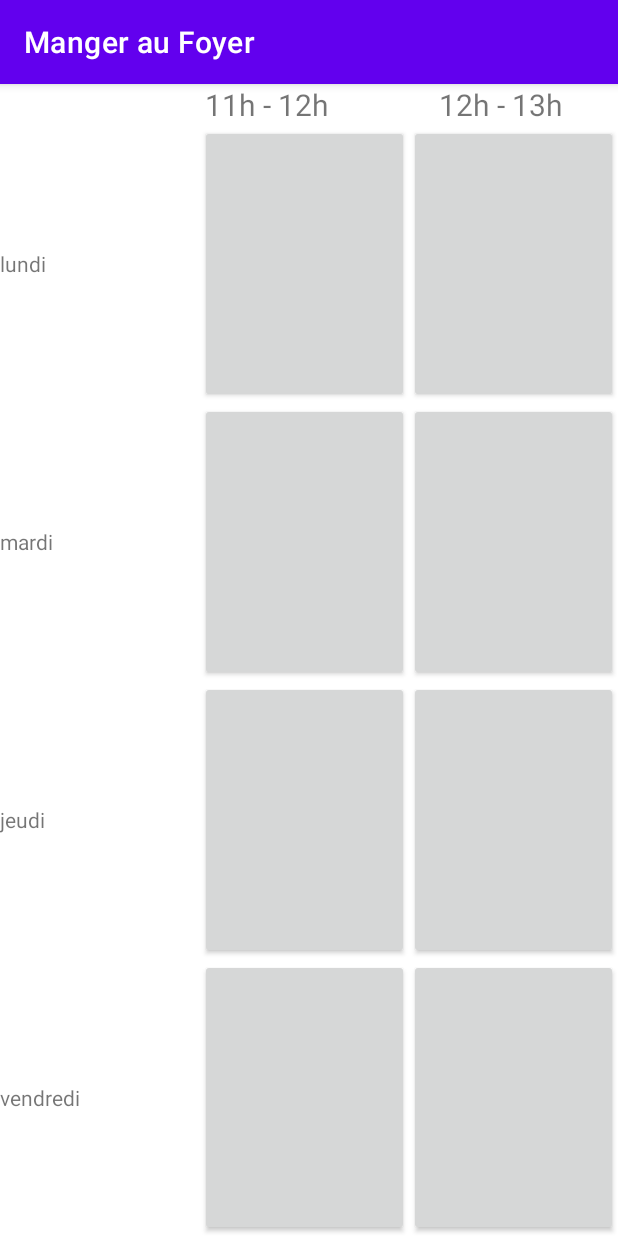
After one commit to Azerthias/bigbrother, an Android app: the Midi screen opened directly, with no data from a screen before it, on a phone screen of 412 x 824 dp. The commit adds this screen. Run offline under Robolectric (Android 15) with nearby library versions, the phone set to English and light mode, and no system bars; our stand-ins replace Firebase (no records; nobody signed in at launch, a user with empty details on screens opened directly).

Commit message:
new change

```diff
--- a/app/src/main/java/fr/smb/bigbrother/Util.java
+++ b/app/src/main/java/fr/smb/bigbrother/Util.java
@@ -1,21 +1,123 @@
 package fr.smb.bigbrother;
 
+import android.content.Context;
+import android.content.SharedPreferences;
+import android.util.Log;
+
+import androidx.annotation.NonNull;
+import androidx.appcompat.app.AppCompatActivity;
+
+import com.google.android.gms.tasks.OnCompleteListener;
+import com.google.android.gms.tasks.Task;
+import com.google.firebase.database.DataSnapshot;
+import com.google.firebase.database.DatabaseError;
 import com.google.firebase.database.DatabaseReference;
 import com.google.firebase.database.FirebaseDatabase;
+import com.google.firebase.database.ValueEventListener;
 
 public class Util {
 
-    static FirebaseDatabase database;
+    public static FirebaseDatabase database;
+    static SharedPreferences preferences;
+    static AppCompatActivity app;
 
-    public static void init(){
+    public static String[] jours = {"lundi","mardi","mercredi","jeudi","vendredi","samedi","dimanche"};
+
+    public static void init(AppCompatActivity a){
+        app = a;
         database = FirebaseDatabase.getInstance();
+        preferences = app.getSharedPreferences("prefData", Context.MODE_PRIVATE);
+    }
+
+    public static void update(){
+        if(database == null){
+            database = FirebaseDatabase.getInstance();
+        }
+        if(preferences == null){
+            preferences = app.getSharedPreferences("prefData", Context.MODE_PRIVATE);
+        }
     }
 
     public static void write(String ref, Object data){
+        update();
         database.getReference(ref).setValue(data);
     }
 
-    public static Object read(String ref){
-        return database.getReference(ref);
+    public static void write(String ref,String[] childs, Object data){
+        update();
+
+        /*DatabaseReference dr = database.getReference(ref);
+        for
+                setValue(data);*/
+    }
+
+    static String s = null;
+
+    public static FirebaseDatabase getDatabase(){
+        update();
+        return database;
+    }
+
+    public static String getName(){
+        update();
+        return preferences.getString("name",null);
+    }
+
+    public static int getCard(){
+        update();
+        return preferences.getInt("tag",0);
+    }
+
+    public static boolean isLogged(){
+        update();
+        return preferences.getBoolean("logged",false);
+    }
+
+    public static void print(String tag, String msg){
+        Log.println(Log.ASSERT,tag,msg);
+    }
+
+    public static void print(String msg){
+        Log.println(Log.ASSERT,"tag",msg);
+    }
+
+    public static String read(String ref){
+
+
+
+
+
+        return s;
+
+
+               /* .addListenerForSingleValueEvent(new ValueEventListener() {
+            @Override
+            public void onDataChange(@NonNull DataSnapshot snapshot) {
+
+            }
+
+
+            @Override
+            public void onCancelled(@NonNull DatabaseError error) {
+
+            }
+        });
+                /*.addValueEventListener(new ValueEventListener() {
+            @Override
+            public void onDataChange(DataSnapshot dataSnapshot) {
+                // This method is called once with the initial value and again
+                // whenever data at this location is updated.
+                s = dataSnapshot.getValue(String.class);
+                Log.println(Log.ASSERT,"value",s);
+
+            }
+
+            @Override
+            public void onCancelled(DatabaseError error) {
+                // Failed to read value
+                Log.w("TAG", "Failed to read value.", error.toException());
+            }
+        });*/
+        //return s;
     }
 }
--- a/app/src/main/java/fr/smb/bigbrother/foyer/Foyer.java
+++ b/app/src/main/java/fr/smb/bigbrother/foyer/Foyer.java
@@ -83,6 +83,7 @@ public class Foyer extends AppCompatActivity {
                         // This method is called once with the initial value and again
                         // whenever data at this location is updated.
                         String value = dataSnapshot.getValue(String.class);
+
                         b.setText(value);
                     }
 
--- /dev/null
+++ b/app/src/main/java/fr/smb/bigbrother/foyer/midi/Midi.java
@@ -0,0 +1,111 @@
+package fr.smb.bigbrother.foyer.midi;
+
+import android.content.Intent;
+import android.os.Bundle;
+import android.util.Log;
+import android.view.View;
+import android.widget.Button;
+import android.widget.LinearLayout;
+import android.widget.TextView;
+
+import androidx.annotation.NonNull;
+import androidx.appcompat.app.ActionBar;
+import androidx.appcompat.app.AppCompatActivity;
+
+import com.google.android.gms.tasks.OnCompleteListener;
+import com.google.android.gms.tasks.Task;
+import com.google.firebase.database.DataSnapshot;
+import com.google.firebase.database.DatabaseError;
+import com.google.firebase.database.ValueEventListener;
+
+import fr.smb.bigbrother.R;
+import fr.smb.bigbrother.Util;
+
+public class Midi  extends AppCompatActivity {
+
+    @Override
+    protected void onCreate(Bundle savedInstanceState) {
+
+        super.onCreate(savedInstanceState);
+        setContentView(R.layout.midi);
+
+        ActionBar actionBar = getSupportActionBar();
+        actionBar.setTitle("Manger au Foyer");
+
+
+        LinearLayout ll = findViewById(R.id.llFoyerMidi);
+
+
+        LinearLayout.LayoutParams param = new LinearLayout.LayoutParams(
+                LinearLayout.LayoutParams.MATCH_PARENT, LinearLayout.LayoutParams.MATCH_PARENT);
+        param.weight = 0.5f;
+
+        for(int i = 0; i < 5; i++) {
+
+
+            if(i == 2){i++;}
+            final int jour = i;
+            LinearLayout ll2 = new LinearLayout(this);
+            ll2.setOrientation(LinearLayout.HORIZONTAL);
+            ll2.setWeightSum(1);
+            ll2.setLayoutParams(param);
+
+            TextView tv = new TextView(this);
+            tv.setText(Util.jours[i]);
+            tv.setWidth(200);
+
+            Button b = new Button(this);
+            b.setLayoutParams(param);
+            bouton(b,Util.jours[i] + " : 11h - 12h");
+
+            b.setOnClickListener(v -> {
+                Intent intent = new Intent(Midi.this, DemandeMidi.class);
+                intent.putExtra("h", 11);
+                intent.putExtra("j", jour);
+                startActivity(intent);
+            });
+
+            Button b2 = new Button(this);
+            b2.setLayoutParams(param);
+            bouton(b2,Util.jours[i] + " : 12h - 13h");
+
+            b2.setOnClickListener(new View.OnClickListener() {
+                @Override
+                public void onClick(View v) {
+                    Intent intent = new Intent(Midi.this, DemandeMidi.class);
+                    intent.putExtra("h", 12);
+                    intent.putExtra("j", jour);
+                    startActivity(intent);
+                }
+            });
+
+            ll2.addView(tv);
+            ll2.addView(b);
+            ll2.addView(b2);
+            ll.addView(ll2);
+        }
+
+    }
+
+    public static void bouton(Button b,String id){
+
+        try {
+            Util.getDatabase().getReference("foyer").child("midi").child("places").child(id).addValueEventListener(new ValueEventListener() {
+                @Override
+                public void onDataChange(DataSnapshot dataSnapshot) {
+                    // This method is called once with the initial value and again
+                    // whenever data at this location is updated.
+                    b.setText(dataSnapshot.getValue(String.class));
+                }
+
+                @Override
+                public void onCancelled(DatabaseError error) {
+                    // Failed to read value
+                    Log.w("TAG", "Failed to read value.", error.toException());
+                }
+            });
+        }catch(Exception e){
+
+        }
+    }
+}
--- /dev/null
+++ b/app/src/main/res/layout/midi.xml
@@ -0,0 +1,37 @@
+<?xml version="1.0" encoding="utf-8"?>
+<LinearLayout xmlns:android="http://schemas.android.com/apk/res/android"
+    android:id="@+id/llFoyerMidi"
+    android:orientation="vertical"
+    android:layout_width="match_parent"
+    android:layout_height="match_parent"
+    >
+
+    <LinearLayout
+        android:layout_width="match_parent"
+        android:layout_height="wrap_content">
+
+        <TextView
+            android:layout_width="100dp"
+            android:layout_height="wrap_content" />
+
+        <TextView
+            android:layout_width="wrap_content"
+            android:layout_height="wrap_content"
+            android:layout_weight="0.5"
+            android:textAlignment="center"
+            android:textSize="20dp"
+            android:text="11h - 12h" />
+
+        <TextView
+            android:layout_width="wrap_content"
+            android:layout_height="wrap_content"
+            android:layout_weight="0.5"
+            android:textAlignment="center"
+            android:textSize="20dp"
+            android:text="12h - 13h" />
+
+    </LinearLayout>
+
+
+
+</LinearLayout>
--- a/app/src/main/res/values/strings.xml
+++ b/app/src/main/res/values/strings.xml
@@ -1,3 +1,3 @@
 <resources>
-    <string name="app_name">firebase</string>
+    <string name="app_name">Foyer</string>
 </resources>
```
Also changed, not shown: app/src/main/AndroidManifest.xml (+6 -2 lines), app/src/main/java/fr/smb/bigbrother/First.java (+29 -1 lines), app/src/main/java/fr/smb/bigbrother/MainActivity.java (+17 -10 lines), app/src/main/java/fr/smb/bigbrother/Maj.java (added, +15 -0 lines), app/src/main/java/fr/smb/bigbrother/Start.java (added, +49 -0 lines), app/src/main/java/fr/smb/bigbrother/foyer/midi/DemandeMidi.java (added, +61 -0 lines), app/src/main/java/fr/smb/bigbrother/usefulForNoobs.txt (+12 -0 lines), app/src/main/res/layout/activity_main.xml (+7 -0 lines), app/src/main/res/layout/demande_midi.xml (added, +35 -0 lines), app/src/main/res/layout/first.xml (added, +38 -0 lines).
